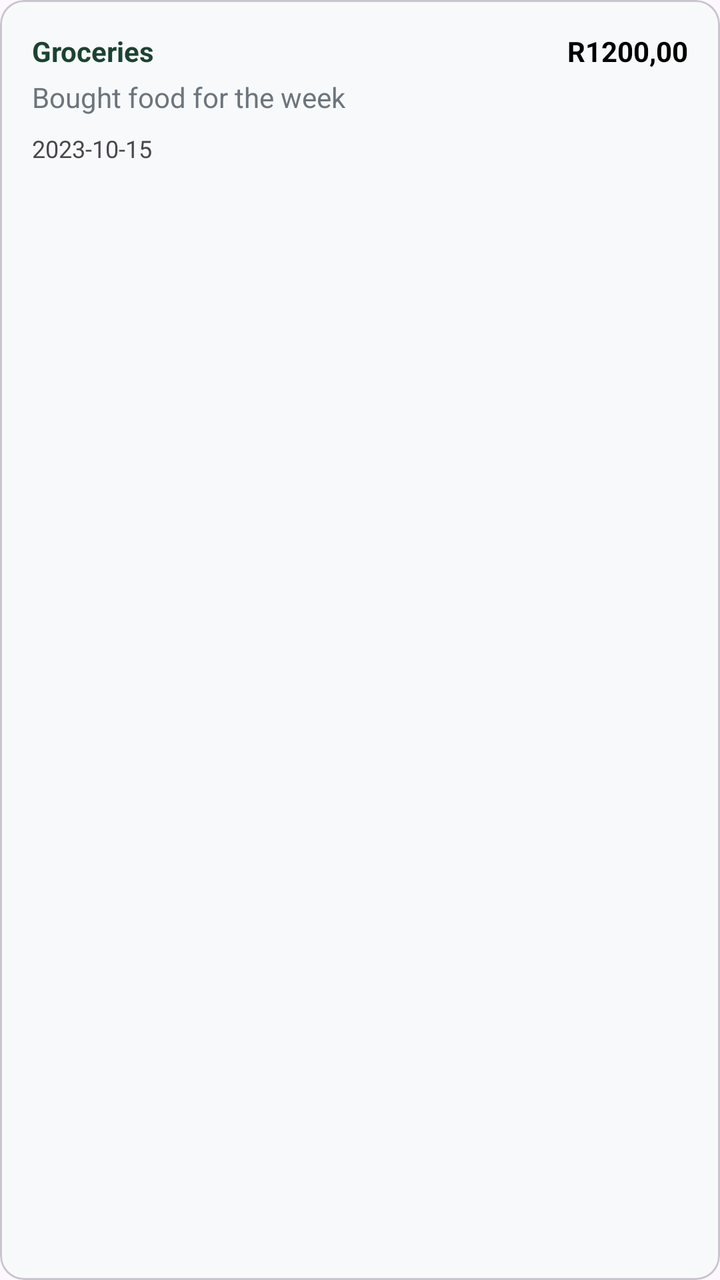
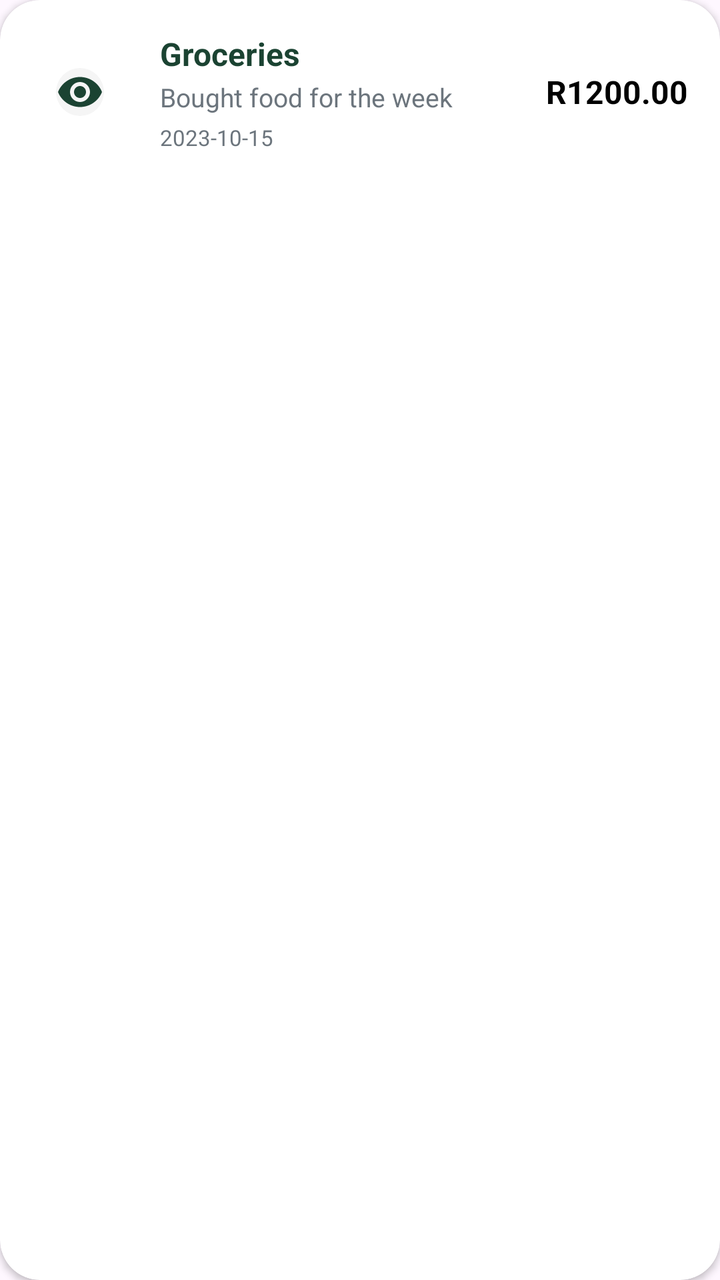

Before-and-after screenshots of an Android layout around one commit, followed by the original layout XML and the change that was made.
<!-- AndroidManifest.xml: application theme Theme.CoinCompass -->
<!-- res/layout/item_expense.xml -->
<?xml version="1.0" encoding="utf-8"?>
<com.google.android.material.card.MaterialCardView xmlns:android="http://schemas.android.com/apk/res/android"
    xmlns:app="http://schemas.android.com/apk/res-auto"
    android:layout_width="match_parent"
    android:layout_height="wrap_content"
    android:layout_marginBottom="12dp"
    app:cardBackgroundColor="#F8F9FA"
    app:cardCornerRadius="12dp"
    app:cardElevation="0dp">

    <LinearLayout
        android:layout_width="match_parent"
        android:layout_height="wrap_content"
        android:orientation="vertical"
        android:padding="16dp">

        <RelativeLayout
            android:layout_width="match_parent"
            android:layout_height="wrap_content">

            <TextView
                android:id="@+id/expense_category"
                android:layout_width="wrap_content"
                android:layout_height="wrap_content"
                android:text="Groceries"
                android:textColor="@color/dark_green"
                android:textStyle="bold" />

            <TextView
                android:id="@+id/expense_amount"
                android:layout_width="wrap_content"
                android:layout_height="wrap_content"
                android:layout_alignParentEnd="true"
                android:text="R1200,00"
                android:textColor="@color/black"
                android:textStyle="bold" />
        </RelativeLayout>

        <TextView
            android:id="@+id/expense_desc"
            android:layout_width="wrap_content"
            android:layout_height="wrap_content"
            android:layout_marginTop="4dp"
            android:text="Bought food for the week"
            android:textColor="@color/text_grey" />

        <TextView
            android:id="@+id/expense_date"
            android:layout_width="wrap_content"
            android:layout_height="wrap_content"
            android:layout_marginTop="8dp"
            android:text="2023-10-15"
            android:textSize="12sp" />

    </LinearLayout>
</com.google.android.material.card.MaterialCardView>
<!-- resources referenced by this layout -->
<resources>
  <color name="black">#FF000000</color>
  <color name="dark_green">#1B4332</color>
  <color name="text_grey">#6C757D</color>
  <style name="Theme.CoinCompass" parent="Base.Theme.CoinCompass" />
  <style name="Base.Theme.CoinCompass" parent="Theme.Material3.DayNight.NoActionBar">
          <item name="colorPrimary">@color/primary</item>
          <item name="colorPrimaryDark">@color/primary_dark</item>
          <item name="colorAccent">@color/accent</item>
      </style>
  <color name="primary">#1B4332</color>
  <color name="primary_dark">#081C15</color>
  <color name="accent">#E9C46A</color>
</resources>

<!-- the commit's change to res/layout/item_expense.xml (unified diff, before → after) -->
@@ -4,19 +4,34 @@
     android:layout_width="match_parent"
     android:layout_height="wrap_content"
     android:layout_marginBottom="12dp"
-    app:cardBackgroundColor="#F8F9FA"
-    app:cardCornerRadius="12dp"
-    app:cardElevation="0dp">
+    app:cardBackgroundColor="@color/white"
+    app:cardCornerRadius="20dp"
+    app:cardElevation="2dp"
+    app:strokeWidth="0dp">
 
     <LinearLayout
         android:layout_width="match_parent"
         android:layout_height="wrap_content"
-        android:orientation="vertical"
+        android:gravity="center_vertical"
+        android:orientation="horizontal"
         android:padding="16dp">
 
-        <RelativeLayout
-            android:layout_width="match_parent"
-            android:layout_height="wrap_content">
+        <com.google.android.material.imageview.ShapeableImageView
+            android:id="@+id/type_icon"
+            android:layout_width="48dp"
+            android:layout_height="48dp"
+            android:background="@color/light_grey"
+            android:padding="12dp"
+            android:src="@drawable/ic_history"
+            app:shapeAppearanceOverlay="@style/CircleImage"
+            app:tint="@color/dark_green" />
+
+        <LinearLayout
+            android:layout_width="0dp"
+            android:layout_height="wrap_content"
+            android:layout_marginStart="16dp"
+            android:layout_weight="1"
+            android:orientation="vertical">
 
             <TextView
                 android:id="@+id/expense_category"
@@ -24,33 +39,38 @@
                 android:layout_height="wrap_content"
                 android:text="Groceries"
                 android:textColor="@color/dark_green"
+                android:textSize="16sp"
                 android:textStyle="bold" />
 
             <TextView
-                android:id="@+id/expense_amount"
+                android:id="@+id/expense_desc"
                 android:layout_width="wrap_content"
                 android:layout_height="wrap_content"
-                android:layout_alignParentEnd="true"
-                android:text="R1200,00"
-                android:textColor="@color/black"
-                android:textStyle="bold" />
-        </RelativeLayout>
+                android:layout_marginTop="2dp"
+                android:ellipsize="end"
+                android:maxLines="1"
+                android:text="Bought food for the week"
+                android:textColor="@color/text_grey"
+                android:textSize="13sp" />
+
+            <TextView
+                android:id="@+id/expense_date"
+                android:layout_width="wrap_content"
+                android:layout_height="wrap_content"
+                android:layout_marginTop="4dp"
+                android:text="2023-10-15"
+                android:textColor="@color/text_grey"
+                android:textSize="11sp" />
+        </LinearLayout>
 
         <TextView
-            android:id="@+id/expense_desc"
+            android:id="@+id/expense_amount"
             android:layout_width="wrap_content"
             android:layout_height="wrap_content"
-            android:layout_marginTop="4dp"
-            android:text="Bought food for the week"
-            android:textColor="@color/text_grey" />
-
-        <TextView
-            android:id="@+id/expense_date"
-            android:layout_width="wrap_content"
-            android:layout_height="wrap_content"
-            android:layout_marginTop="8dp"
-            android:text="2023-10-15"
-            android:textSize="12sp" />
+            android:text="R1200.00"
+            android:textColor="@color/black"
+            android:textSize="16sp"
+            android:textStyle="bold" />
 
     </LinearLayout>
 </com.google.android.material.card.MaterialCardView>
<!-- resource entries referenced after the edit -->
@@ -2,15 +2,32 @@
 <resources>
   <color name="black">#FF000000</color>
   <color name="dark_green">#1B4332</color>
+  <color name="light_grey">#F5F5F5</color>
   <color name="text_grey">#6C757D</color>
+  <color name="white">#FFFFFFFF</color>
+  <!-- drawable ic_history (drawable) -->
+  <vector xmlns:android="http://schemas.android.com/apk/res/android"
+      android:width="24dp"
+      android:height="24dp"
+      android:viewportWidth="24"
+      android:viewportHeight="24">
+    <path
+        android:fillColor="#000000"
+        android:pathData="M12,4.5C7,4.5 2.73,7.61 1,12c1.73,4.39 6,7.5 11,7.5s9.27,-3.11 11,-7.5c-1.73,-4.39 -6,-7.5 -11,-7.5zM12,17c-2.76,0 -5,-2.24 -5,-5s2.24,-5 5,-5 5,2.24 5,5 -2.24,5 -5,5zm0,-8c-1.66,0 -3,1.34 -3,3s1.34,3 3,3 3,-1.34 3,-3 -1.34,-3 -3,-3z"/>
+  </vector>
+  <style name="CircleImage" parent="">
+          <item name="cornerSize">50%</item>
+      </style>
   <style name="Theme.CoinCompass" parent="Base.Theme.CoinCompass" />
   <style name="Base.Theme.CoinCompass" parent="Theme.Material3.DayNight.NoActionBar">
           <item name="colorPrimary">@color/primary</item>
           <item name="colorPrimaryDark">@color/primary_dark</item>
           <item name="colorAccent">@color/accent</item>
+          <item name="colorSecondaryContainer">@color/light_green</item>
       </style>
   <color name="primary">#1B4332</color>
   <color name="primary_dark">#081C15</color>
   <color name="accent">#E9C46A</color>
+  <color name="light_green">#D8E2DC</color>
 </resources>
 
